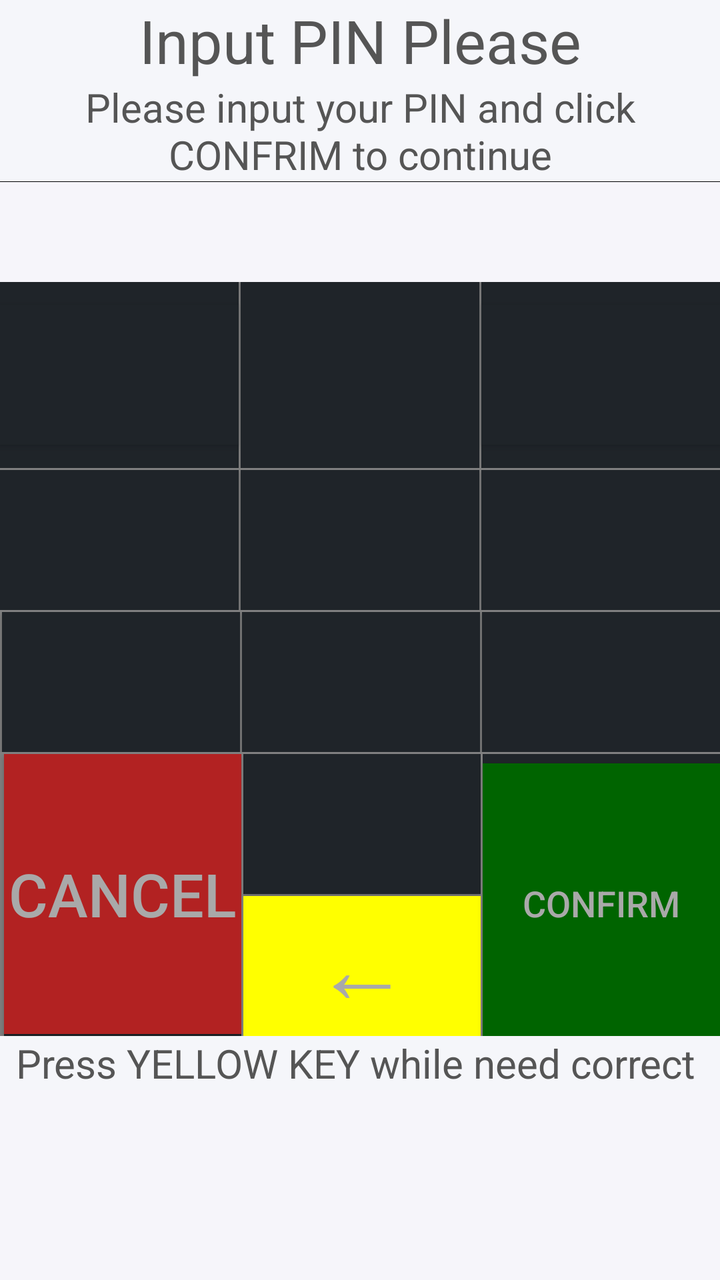
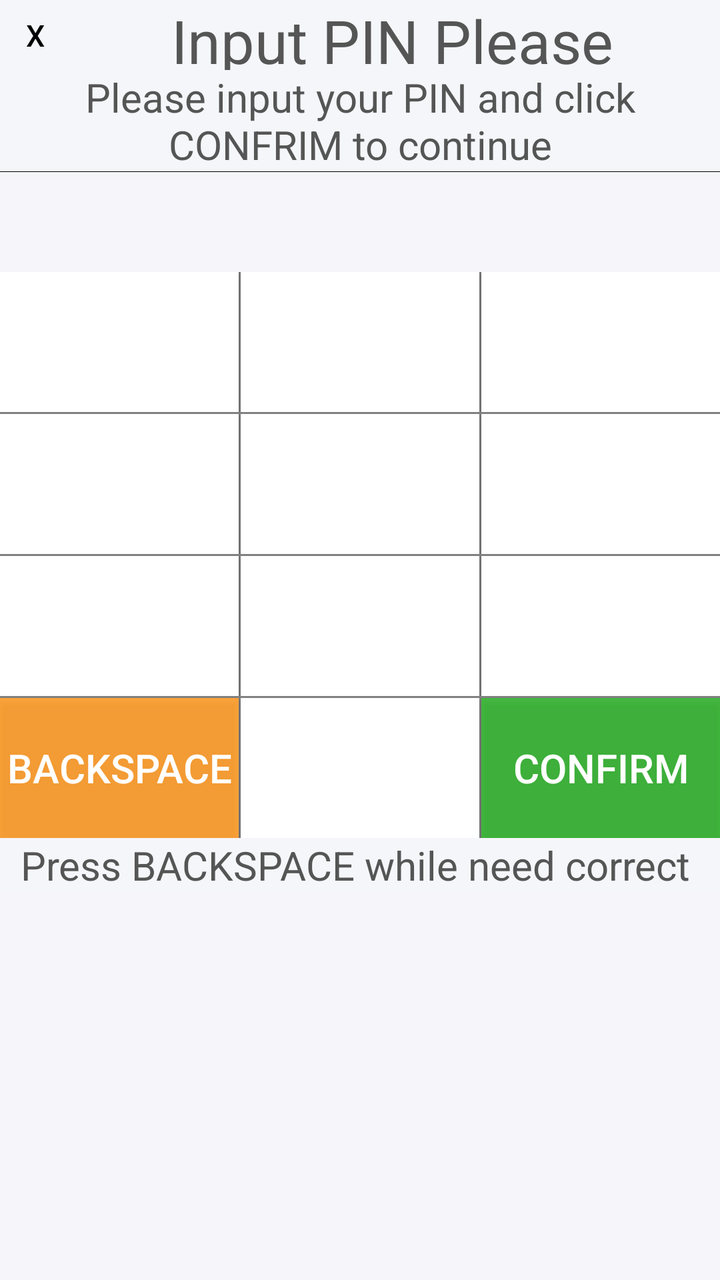

Screens rendered from an Android XML layout before and after an edit, with the pre-edit source and the edit as a unified diff.
<!-- AndroidManifest.xml: application theme AppTheme -->
<!-- res/layout/keyboard.xml -->
<?xml version="1.0" encoding="utf-8"?>

<LinearLayout xmlns:android="http://schemas.android.com/apk/res/android"
    android:layout_width="match_parent"
    android:layout_height="wrap_content"
    android:background="#f6f5fa"
    android:baselineAligned="false"
    android:orientation="vertical">


    <LinearLayout
        android:layout_width="wrap_content"
        android:layout_height="wrap_content"
        android:orientation="vertical">


        <LinearLayout
            android:layout_width="match_parent"
            android:layout_height="40dp"
            android:background="#f5f6fa"
            android:orientation="horizontal">

            
                
                
                
                
                
                
                
                
                
                
                
                

            <TextView
                android:id="@+id/textView_nouse"
                android:layout_width="match_parent"
                android:layout_height="match_parent"
                android:background="#f5f6fa"
                android:gravity="center|center_vertical"
                android:text="Input PIN Please"
                android:textColor="#555555"
                android:textSize="30sp" />

        </LinearLayout>

        <TextView
            android:id="@+id/textView_nouse2"
            android:layout_width="match_parent"
            android:layout_height="match_parent"
            android:layout_weight="1"
            android:background="#f5f6fa"
            android:gravity="center|center_vertical"
            android:text="Please input your PIN and click CONFRIM to continue"
            android:textColor="#555555"
            android:textSize="20sp" />

        <LinearLayout
            android:layout_width="match_parent"
            android:layout_height="match_parent"
            android:background="#f6f5fa"
            android:orientation="horizontal">

            <View
                android:layout_width="match_parent"
                android:layout_height="1px"
                android:layout_gravity="center"
                android:background="@color/black" />
        </LinearLayout>

        <LinearLayout
            android:layout_width="match_parent"
            android:layout_height="50dp"
            android:background="#f6f5fa"
            android:orientation="horizontal">

            <TextView
                android:id="@+id/dsp_pwd"
                android:layout_width="match_parent"
                android:layout_height="26dp"
                android:gravity="center"
                android:letterSpacing="0.4"
                android:text=""
                android:textColor="@color/black"
                android:textSize="28sp" />
        </LinearLayout>

        <LinearLayout
            android:layout_width="match_parent"
            android:layout_height="wrap_content"
            android:background="@color/black_pearl"
            android:orientation="vertical">

            <LinearLayout
                android:layout_width="match_parent"
                android:layout_height="93dp"
                android:orientation="horizontal">

                <Button
                    android:id="@+id/keyboard_btn1"
                    android:layout_width="fill_parent"
                    android:layout_height="70dp"
                    android:layout_weight="1"
                    android:background="@color/black_pearl"
                    android:gravity="center_horizontal|center_vertical"
                    android:textColor="@color/darkgray"
                    android:textSize="40sp" />

                <View
                    android:layout_width="1dp"
                    android:layout_height="fill_parent"
                    android:background="@color/gray" />

                <Button
                    android:id="@+id/keyboard_btn2"
                    android:layout_width="fill_parent"
                    android:layout_height="match_parent"
                    android:layout_weight="1"
                    android:background="@color/black_pearl"
                    android:gravity="center_horizontal|center_vertical"
                    android:textColor="@color/darkgray"
                    android:textSize="40sp" />

                <View
                    android:layout_width="1dp"
                    android:layout_height="fill_parent"
                    android:background="@color/gray" />

                <Button
                    android:id="@+id/keyboard_btn3"
                    android:layout_width="fill_parent"
                    android:layout_height="70dp"
                    android:layout_weight="1"
                    android:background="@color/black_pearl"
                    android:gravity="center_horizontal|center_vertical"
                    android:textColor="@color/darkgray"
                    android:textSize="40sp" />

            </LinearLayout>

            <View
                android:layout_width="fill_parent"
                android:layout_height="1dp"
                android:background="@color/gray" />

            <LinearLayout
                android:layout_width="match_parent"
                android:layout_height="wrap_content"
                android:orientation="horizontal">

                <Button
                    android:id="@+id/keyboard_btn4"
                    android:layout_width="fill_parent"
                    android:layout_height="70dp"
                    android:layout_weight="1"
                    android:background="@color/black_pearl"
                    android:gravity="center_horizontal|center_vertical"
                    android:textColor="@color/darkgray"
                    android:textSize="40sp" />

                <View
                    android:layout_width="1dp"
                    android:layout_height="fill_parent"
                    android:background="@color/gray" />

                <Button
                    android:id="@+id/keyboard_btn5"
                    android:layout_width="fill_parent"
                    android:layout_height="70dp"
                    android:layout_weight="1"
                    android:background="@color/black_pearl"
                    android:gravity="center_horizontal|center_vertical"
                    android:textColor="@color/darkgray"
                    android:textSize="40sp" />

                <View
                    android:layout_width="1dp"
                    android:layout_height="fill_parent"
                    android:background="@color/gray" />

                <Button
                    android:id="@+id/keyboard_btn6"
                    android:layout_width="fill_parent"
                    android:layout_height="70dp"
                    android:layout_weight="1"
                    android:background="@color/black_pearl"
                    android:gravity="center_horizontal|center_vertical"
                    android:textColor="@color/darkgray"
                    android:textSize="40sp" />
            </LinearLayout>

            <View
                android:layout_width="fill_parent"
                android:layout_height="1dp"
                android:background="@color/gray" />

            <LinearLayout
                android:layout_width="match_parent"
                android:layout_height="wrap_content"
                android:orientation="horizontal">

                <View
                    android:layout_width="1dp"
                    android:layout_height="fill_parent"
                    android:background="@color/gray" />

                <Button
                    android:id="@+id/keyboard_btn7"
                    android:layout_width="fill_parent"
                    android:layout_height="70dp"
                    android:layout_weight="1"
                    android:background="@color/black_pearl"
                    android:gravity="center_horizontal|center_vertical"
                    android:textColor="@color/darkgray"
                    android:textSize="40sp" />

                <View
                    android:layout_width="1dp"
                    android:layout_height="fill_parent"
                    android:background="@color/gray" />

                <Button
                    android:id="@+id/keyboard_btn8"
                    android:layout_width="fill_parent"
                    android:layout_height="70dp"
                    android:layout_weight="1"
                    android:background="@color/black_pearl"
                    android:gravity="center_horizontal|center_vertical"
                    android:textColor="@color/darkgray"
                    android:textSize="40sp" />

                <View
                    android:layout_width="1dp"
                    android:layout_height="fill_parent"
                    android:background="@color/gray" />

                <Button
                    android:id="@+id/keyboard_btn9"
                    android:layout_width="fill_parent"
                    android:layout_height="70dp"
                    android:layout_weight="1"
                    android:background="@color/black_pearl"
                    android:gravity="center_horizontal|center_vertical"
                    android:textColor="@color/darkgray"
                    android:textSize="40sp" />
            </LinearLayout>

            <View
                android:layout_width="fill_parent"
                android:layout_height="1dp"
                android:background="@color/gray" />

            <LinearLayout
                android:layout_width="match_parent"
                android:layout_height="wrap_content"
                android:orientation="horizontal">


                <View
                    android:layout_width="1dp"
                    android:layout_height="fill_parent"
                    android:background="@color/gray" />

                <View
                    android:layout_width="1dp"
                    android:layout_height="fill_parent"
                    android:background="@color/gray" />

                
                
                
                
                
                
                
                
                
                

                <Button
                    android:id="@+id/keyboard_btn_cancel"
                    android:layout_width="fill_parent"
                    android:layout_height="140dp"
                    android:layout_weight="1"
                    android:background="@color/firebrick"
                    android:gravity="center_horizontal|center_vertical"
                    android:text="Cancel"
                    android:textColor="@color/darkgray"
                    android:textSize="30sp" />

                <View
                    android:layout_width="1dp"
                    android:layout_height="fill_parent"
                    android:background="@color/gray" />

                <LinearLayout
                    android:layout_width="match_parent"
                    android:layout_height="wrap_content"
                    android:layout_weight="1"
                    android:orientation="vertical">

                    <Button
                        android:id="@+id/keyboard_btn0"
                        android:layout_width="fill_parent"
                        android:layout_height="70dp"
                        android:layout_weight="1"
                        android:background="@color/black_pearl"
                        android:gravity="center_horizontal|center_vertical"
                        android:textColor="@color/darkgray"
                        android:textSize="40sp" />

                    <View
                        android:layout_width="match_parent"
                        android:layout_height="1dp"
                        android:background="@color/gray" />

                    <Button
                        android:id="@+id/keyboard_btn_delete"
                        android:layout_width="fill_parent"
                        android:layout_height="70dp"
                        android:layout_weight="1"
                        android:background="@color/yellow"
                        android:gravity="center_horizontal|center_vertical"
                        android:text="←"
                        android:textColor="@color/darkgray"
                        android:textSize="48sp" />
                </LinearLayout>

                <View
                    android:layout_width="1dp"
                    android:layout_height="fill_parent"
                    android:background="@color/gray" />

                <Button
                    android:id="@+id/keyboard_btn_confirm"
                    android:layout_width="fill_parent"
                    android:layout_height="140dp"
                    android:layout_weight="1"
                    android:background="@color/darkgreen"
                    android:gravity="center_horizontal|center_vertical"
                    android:text="CONFIRM"
                    android:textColor="@color/darkgray"
                    android:textSize="18sp" />
            </LinearLayout>

            <TextView
                android:id="@+id/textView_nouse3"
                android:layout_width="match_parent"
                android:layout_height="match_parent"
                android:layout_weight="1"
                android:background="#f5f6fa"
                android:gravity="center|center_vertical"
                android:text="Press YELLOW KEY while need correct "
                android:textColor="#555555"
                android:textSize="20sp" />


        </LinearLayout>

    </LinearLayout>
</LinearLayout>
<!-- resources referenced by this layout -->
<resources>
  <color name="black">#000000</color>
  <color name="black_pearl">#FF1F2429</color>
  <color name="darkgray">#A9A9A9</color>
  <color name="darkgreen">#006400</color>
  <color name="firebrick">#b22222</color>
  <color name="gray">#808080</color>
  <color name="yellow">#ffff00</color>
  <style name="AppTheme" parent="Theme.AppCompat.Light.DarkActionBar">
          
          <item name="colorPrimary">@color/colorPrimary</item>
          <item name="colorPrimaryDark">@color/colorPrimaryDark</item>
          <item name="colorAccent">@color/colorAccent</item>
      </style>
  <color name="colorPrimary">#3F51B5</color>
  <color name="colorPrimaryDark">#303F9F</color>
  <color name="colorAccent">#FF4081</color>
</resources>

<!-- the commit's change to res/layout/keyboard.xml (unified diff, before → after) -->
@@ -1,11 +1,11 @@
 <?xml version="1.0" encoding="utf-8"?>
 
 <LinearLayout xmlns:android="http://schemas.android.com/apk/res/android"
-    android:layout_width="match_parent"
-    android:layout_height="wrap_content"
-    android:background="#f6f5fa"
-    android:baselineAligned="false"
-    android:orientation="vertical">
+              android:layout_width="match_parent"
+              android:layout_height="wrap_content"
+              android:background="#f6f5fa"
+              android:baselineAligned="false"
+              android:orientation="vertical">
 
 
     <LinearLayout
@@ -16,23 +16,23 @@
 
         <LinearLayout
             android:layout_width="match_parent"
-            android:layout_height="40dp"
+            android:layout_height="35dp"
             android:background="#f5f6fa"
             android:orientation="horizontal">
 
-            
-                
-                
-                
-                
-                
-                
-                
-                
-                
-                
-                
-                
+            <Button
+                android:id="@+id/keyboard_btn_cancel"
+                style="?android:attr/borderlessButtonStyle"
+                android:layout_width="25dp"
+                android:layout_height="wrap_content"
+                android:layout_gravity="center"
+                android:layout_marginLeft="7dp"
+                android:background="#f5f6fa"
+                android:gravity="left|center_vertical"
+                android:padding="6dp"
+                android:text="X"
+                android:textColor="@color/black"
+                android:textSize="15sp"/>
 
             <TextView
                 android:id="@+id/textView_nouse"
@@ -67,7 +67,7 @@
                 android:layout_width="match_parent"
                 android:layout_height="1px"
                 android:layout_gravity="center"
-                android:background="@color/black" />
+                android:background="@color/black"/>
         </LinearLayout>
 
         <LinearLayout
@@ -79,23 +79,23 @@
             <TextView
                 android:id="@+id/dsp_pwd"
                 android:layout_width="match_parent"
-                android:layout_height="26dp"
+                android:layout_height="match_parent"
                 android:gravity="center"
                 android:letterSpacing="0.4"
                 android:text=""
                 android:textColor="@color/black"
-                android:textSize="28sp" />
+                android:textSize="28sp"/>
         </LinearLayout>
 
         <LinearLayout
+            android:id="@+id/keyboard_background"
             android:layout_width="match_parent"
             android:layout_height="wrap_content"
-            android:background="@color/black_pearl"
             android:orientation="vertical">
 
             <LinearLayout
                 android:layout_width="match_parent"
-                android:layout_height="93dp"
+                android:layout_height="wrap_content"
                 android:orientation="horizontal">
 
                 <Button
@@ -103,47 +103,47 @@
                     android:layout_width="fill_parent"
                     android:layout_height="70dp"
                     android:layout_weight="1"
-                    android:background="@color/black_pearl"
-                    android:gravity="center_horizontal|center_vertical"
-                    android:textColor="@color/darkgray"
-                    android:textSize="40sp" />
-
-                <View
-                    android:layout_width="1dp"
-                    android:layout_height="fill_parent"
-                    android:background="@color/gray" />
+                    android:background="@color/white"
+                    android:gravity="center_horizontal|center_vertical"
+                    android:textColor="@color/black"
+                    android:textSize="25sp" />
+
+                <View
+                    android:layout_width="1dp"
+                    android:layout_height="fill_parent"
+                    android:background="@color/gray"/>
 
                 <Button
                     android:id="@+id/keyboard_btn2"
                     android:layout_width="fill_parent"
-                    android:layout_height="match_parent"
-                    android:layout_weight="1"
-                    android:background="@color/black_pearl"
-                    android:gravity="center_horizontal|center_vertical"
-                    android:textColor="@color/darkgray"
-                    android:textSize="40sp" />
-
-                <View
-                    android:layout_width="1dp"
-                    android:layout_height="fill_parent"
-                    android:background="@color/gray" />
+                    android:layout_height="70dp"
+                    android:layout_weight="1"
+                    android:background="@color/white"
+                    android:gravity="center_horizontal|center_vertical"
+                    android:textColor="@color/black"
+                    android:textSize="25sp" />
+
+                <View
+                    android:layout_width="1dp"
+                    android:layout_height="fill_parent"
+                    android:background="@color/gray"/>
 
                 <Button
                     android:id="@+id/keyboard_btn3"
                     android:layout_width="fill_parent"
                     android:layout_height="70dp"
                     android:layout_weight="1"
-                    android:background="@color/black_pearl"
-                    android:gravity="center_horizontal|center_vertical"
-                    android:textColor="@color/darkgray"
-                    android:textSize="40sp" />
+                    android:background="@color/white"
+                    android:gravity="center_horizontal|center_vertical"
+                    android:textColor="@color/black"
+                    android:textSize="25sp" />
 
             </LinearLayout>
 
             <View
                 android:layout_width="fill_parent"
                 android:layout_height="1dp"
-                android:background="@color/gray" />
+                android:background="@color/gray"/>
 
             <LinearLayout
                 android:layout_width="match_parent"
@@ -155,194 +155,143 @@
                     android:layout_width="fill_parent"
                     android:layout_height="70dp"
                     android:layout_weight="1"
-                    android:background="@color/black_pearl"
-                    android:gravity="center_horizontal|center_vertical"
-                    android:textColor="@color/darkgray"
-                    android:textSize="40sp" />
-
-                <View
-                    android:layout_width="1dp"
-                    android:layout_height="fill_parent"
-                    android:background="@color/gray" />
+                    android:background="@color/white"
+                    android:gravity="center_horizontal|center_vertical"
+                    android:textColor="@color/black"
+                    android:textSize="25sp" />
+
+                <View
+                    android:layout_width="1dp"
+                    android:layout_height="fill_parent"
+                    android:background="@color/gray"/>
 
                 <Button
                     android:id="@+id/keyboard_btn5"
                     android:layout_width="fill_parent"
                     android:layout_height="70dp"
                     android:layout_weight="1"
-                    android:background="@color/black_pearl"
-                    android:gravity="center_horizontal|center_vertical"
-                    android:textColor="@color/darkgray"
-                    android:textSize="40sp" />
-
-                <View
-                    android:layout_width="1dp"
-                    android:layout_height="fill_parent"
-                    android:background="@color/gray" />
+                    android:background="@color/white"
+                    android:gravity="center_horizontal|center_vertical"
+                    android:textColor="@color/black"
+                    android:textSize="25sp" />
+
+                <View
+                    android:layout_width="1dp"
+                    android:layout_height="fill_parent"
+                    android:background="@color/gray"/>
 
                 <Button
                     android:id="@+id/keyboard_btn6"
                     android:layout_width="fill_parent"
                     android:layout_height="70dp"
                     android:layout_weight="1"
-                    android:background="@color/black_pearl"
-                    android:gravity="center_horizontal|center_vertical"
-                    android:textColor="@color/darkgray"
-                    android:textSize="40sp" />
+                    android:background="@color/white"
+                    android:gravity="center_horizontal|center_vertical"
+                    android:textColor="@color/black"
+                    android:textSize="25sp" />
             </LinearLayout>
 
             <View
                 android:layout_width="fill_parent"
                 android:layout_height="1dp"
-                android:background="@color/gray" />
+                android:background="@color/gray"/>
 
             <LinearLayout
                 android:layout_width="match_parent"
                 android:layout_height="wrap_content"
                 android:orientation="horizontal">
 
-                <View
-                    android:layout_width="1dp"
-                    android:layout_height="fill_parent"
-                    android:background="@color/gray" />
-
                 <Button
                     android:id="@+id/keyboard_btn7"
                     android:layout_width="fill_parent"
                     android:layout_height="70dp"
                     android:layout_weight="1"
-                    android:background="@color/black_pearl"
-                    android:gravity="center_horizontal|center_vertical"
-                    android:textColor="@color/darkgray"
-                    android:textSize="40sp" />
-
-                <View
-                    android:layout_width="1dp"
-                    android:layout_height="fill_parent"
-                    android:background="@color/gray" />
+                    android:background="@color/white"
+                    android:gravity="center_horizontal|center_vertical"
+                    android:textColor="@color/black"
+                    android:textSize="25sp" />
+
+                <View
+                    android:layout_width="1dp"
+                    android:layout_height="fill_parent"
+                    android:background="@color/gray"/>
 
                 <Button
                     android:id="@+id/keyboard_btn8"
                     android:layout_width="fill_parent"
                     android:layout_height="70dp"
                     android:layout_weight="1"
-                    android:background="@color/black_pearl"
-                    android:gravity="center_horizontal|center_vertical"
-                    android:textColor="@color/darkgray"
-                    android:textSize="40sp" />
-
-                <View
-                    android:layout_width="1dp"
-                    android:layout_height="fill_parent"
-                    android:background="@color/gray" />
+                    android:background="@color/white"
+                    android:gravity="center_horizontal|center_vertical"
+                    android:textColor="@color/black"
+                    android:textSize="25sp" />
+
+                <View
+                    android:layout_width="1dp"
+                    android:layout_height="fill_parent"
+                    android:background="@color/gray"/>
 
                 <Button
                     android:id="@+id/keyboard_btn9"
                     android:layout_width="fill_parent"
                     android:layout_height="70dp"
                     android:layout_weight="1"
-                    android:background="@color/black_pearl"
-                    android:gravity="center_horizontal|center_vertical"
-                    android:textColor="@color/darkgray"
-                    android:textSize="40sp" />
+                    android:background="@color/white"
+                    android:gravity="center_horizontal|center_vertical"
+                    android:textColor="@color/black"
+                    android:textSize="25sp" />
             </LinearLayout>
 
             <View
                 android:layout_width="fill_parent"
                 android:layout_height="1dp"
-                android:background="@color/gray" />
+                android:background="@color/gray"/>
 
             <LinearLayout
                 android:layout_width="match_parent"
                 android:layout_height="wrap_content"
                 android:orientation="horizontal">
 
-
-                <View
-                    android:layout_width="1dp"
-                    android:layout_height="fill_parent"
-                    android:background="@color/gray" />
-
-                <View
-                    android:layout_width="1dp"
-                    android:layout_height="fill_parent"
-                    android:background="@color/gray" />
-
-                
-                
-                
-                
-                
-                
-                
-                
-                
-                
-
-                <Button
-                    android:id="@+id/keyboard_btn_cancel"
-                    android:layout_width="fill_parent"
-                    android:layout_height="140dp"
-                    android:layout_weight="1"
-                    android:background="@color/firebrick"
-                    android:gravity="center_horizontal|center_vertical"
-                    android:text="Cancel"
-                    android:textColor="@color/darkgray"
-                    android:textSize="30sp" />
-
-                <View
-                    android:layout_width="1dp"
-                    android:layout_height="fill_parent"
-                    android:background="@color/gray" />
-
-                <LinearLayout
-                    android:layout_width="match_parent"
-                    android:layout_height="wrap_content"
-                    android:layout_weight="1"
-                    android:orientation="vertical">
-
-                    <Button
-                        android:id="@+id/keyboard_btn0"
-                        android:layout_width="fill_parent"
-                        android:layout_height="70dp"
-                        android:layout_weight="1"
-                        android:background="@color/black_pearl"
-                        android:gravity="center_horizontal|center_vertical"
-                        android:textColor="@color/darkgray"
-                        android:textSize="40sp" />
-
-                    <View
-                        android:layout_width="match_parent"
-                        android:layout_height="1dp"
-                        android:background="@color/gray" />
-
-                    <Button
-                        android:id="@+id/keyboard_btn_delete"
-                        android:layout_width="fill_parent"
-                        android:layout_height="70dp"
-                        android:layout_weight="1"
-                        android:background="@color/yellow"
-                        android:gravity="center_horizontal|center_vertical"
-                        android:text="←"
-                        android:textColor="@color/darkgray"
-                        android:textSize="48sp" />
-                </LinearLayout>
-
-                <View
-                    android:layout_width="1dp"
-                    android:layout_height="fill_parent"
-                    android:background="@color/gray" />
+                <Button
+                    android:id="@+id/keyboard_btn_delete"
+                    android:layout_width="fill_parent"
+                    android:layout_height="70dp"
+                    android:layout_weight="1"
+                    android:background="#C0FF8C00"
+                    android:gravity="center_horizontal|center_vertical"
+                    android:text="Backspace"
+                    android:textColor="@color/white"
+                    android:textSize="20sp" />
+                <View
+                    android:layout_width="1dp"
+                    android:layout_height="fill_parent"
+                    android:background="@color/gray"/>
+
+                <Button
+                    android:id="@+id/keyboard_btn0"
+                    android:layout_width="fill_parent"
+                    android:layout_height="match_parent"
+                    android:layout_weight="1"
+                    android:background="@color/white"
+                    android:gravity="center_horizontal|center_vertical"
+                    android:textColor="@color/black"
+                    android:textSize="25sp" />
+
+                <View
+                    android:layout_width="1dp"
+                    android:layout_height="fill_parent"
+                    android:background="@color/gray"/>
 
                 <Button
                     android:id="@+id/keyboard_btn_confirm"
                     android:layout_width="fill_parent"
-                    android:layout_height="140dp"
-                    android:layout_weight="1"
-                    android:background="@color/darkgreen"
-                    android:gravity="center_horizontal|center_vertical"
-                    android:text="CONFIRM"
-                    android:textColor="@color/darkgray"
-                    android:textSize="18sp" />
+                    android:layout_height="70dp"
+                    android:layout_weight="1"
+                    android:background="#C00EA708"
+                    android:gravity="center_horizontal|center_vertical"
+                    android:text="Confirm"
+                    android:textColor="@color/white"
+                    android:textSize="20sp" />
             </LinearLayout>
 
             <TextView
@@ -352,7 +301,7 @@
                 android:layout_weight="1"
                 android:background="#f5f6fa"
                 android:gravity="center|center_vertical"
-                android:text="Press YELLOW KEY while need correct "
+                android:text="Press BACKSPACE while need correct "
                 android:textColor="#555555"
                 android:textSize="20sp" />
 
<!-- resource entries referenced after the edit -->
@@ -1,12 +1,8 @@
 <!-- resources referenced by this layout -->
 <resources>
   <color name="black">#000000</color>
-  <color name="black_pearl">#FF1F2429</color>
-  <color name="darkgray">#A9A9A9</color>
-  <color name="darkgreen">#006400</color>
-  <color name="firebrick">#b22222</color>
   <color name="gray">#808080</color>
-  <color name="yellow">#ffff00</color>
+  <color name="white">#FFFFFF</color>
   <style name="AppTheme" parent="Theme.AppCompat.Light.DarkActionBar">
           
           <item name="colorPrimary">@color/colorPrimary</item>
